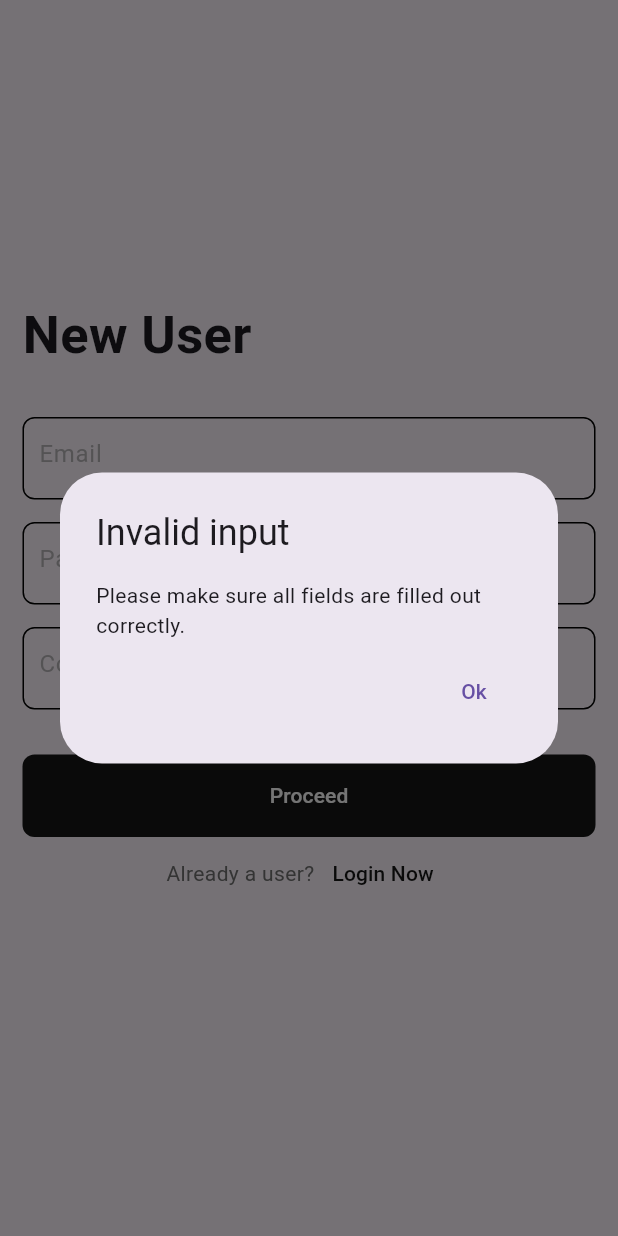
After one commit to LavenderBridge/Expensio_v2, a Flutter app: the NewRegistrationPage screen opened by its route, after a tap on "Proceed", on a phone screen of 412 x 824 dp. The commit adds this screen. Run offline on Flutter 3.47's test engine with Material 3 defaults, Android fonts, the phone set to English and light mode, and no system bars; our stand-ins replace firebase_auth, firebase_core, fl_chart, get, stylish_bottom_bar; accounts and stored records are empty; network calls fail.

Commit message:
Login and New user functionality working. Need to create new alert dialogs for login page and add validation. Also have to enforce google password length policy while creating new user

```diff
--- a/lib/configs/routes.dart
+++ b/lib/configs/routes.dart
@@ -1,12 +1,14 @@
 import 'package:expensio_v2/pages/all_transactions/AllTransactionsPage.dart';
 import 'package:expensio_v2/pages/home_page/MyHomePage.dart';
 import 'package:expensio_v2/pages/login_page/LoginPage.dart';
+import 'package:expensio_v2/pages/login_page/NewRegistrationPage.dart';
 import 'package:get/get_navigation/src/routes/get_route.dart';
 
 List<GetPage> GetPages = [
         GetPage(name: '/login', page: () => LoginPage()),
         GetPage(name: '/', page: () => const MyHomePage()),
         GetPage(name: '/second', page: () => const AllTransactions()),
+        GetPage(name: '/register', page: () => NewRegistrationPage())
         // GetPage(name: '/third', page: () => Third()),
         // GetPage(name: "/fourth", page: () => Fourth()),
       ];
--- a/lib/firebase/firebase_functions.dart
+++ b/lib/firebase/firebase_functions.dart
@@ -1,17 +1,28 @@
 import 'package:firebase_auth/firebase_auth.dart';
+import 'package:get/get.dart';
+import 'package:get/get_state_manager/src/simple/list_notifier.dart';
 
 class FirebaseFunctions {
+  final FirebaseAuth _auth = FirebaseAuth.instance;
+  User? get currentUser => _auth.currentUser;
+
+  // Stream<User?> get authStateChanges => _auth.authStateChanges();
 
   Future<void> email_signin(String emailAddress, String password) async {
-    try {
-      final credential = await FirebaseAuth.instance
-          .signInWithEmailAndPassword(email: emailAddress, password: password);
-    } on FirebaseAuthException catch (e) {
-      if (e.code == 'user-not-found') {
-        print('No user found for that email.');
-      } else if (e.code == 'wrong-password') {
-        print('Wrong password provided for that user.');
-      }
-    }
+    await _auth
+        .signInWithEmailAndPassword(email: emailAddress, password: password)
+        .then((value) {
+      Get.offAllNamed('/all');
+    });
+  }
+
+  Future<void> new_user(String emailAddress, String password) async {
+    await _auth
+        .createUserWithEmailAndPassword(email: emailAddress, password: password);
+        // .then((value) {email_signin(emailAddress, password);});
+  }
+
+  Future<void> signOut() async {
+    await _auth.signOut();
   }
 }
--- /dev/null
+++ b/lib/pages/login_page/NewRegistrationPage.dart
@@ -0,0 +1,249 @@
+import 'package:expensio_v2/configs/general_configs.dart';
+import 'package:expensio_v2/firebase/firebase_functions.dart';
+import 'package:flutter/material.dart';
+import 'package:get/get.dart';
+import 'package:get/get_core/src/get_main.dart';
+
+class NewRegistrationPage extends StatelessWidget {
+  final TextEditingController _emailController = new TextEditingController();
+  final TextEditingController _passwordController = new TextEditingController();
+  final TextEditingController _passwordConfirmController =
+      new TextEditingController();
+
+  NewRegistrationPage({super.key});
+
+  bool validate_inputs() {
+    bool validEmail = RegExp(r'^(([^<>()[\]\\.,;:\s@\"]+(\.[^<>()[\]\\.,;:\s@\"]+)*)|(\".+\"))@((\[[0-9]{1,3}\.[0-9]{1,3}\.[0-9]{1,3}\.[0-9]{1,3}\])|(([a-zA-Z\-0-9]+\.)+[a-zA-Z]{2,}))$').hasMatch(_emailController.text);
+    return (!(_emailController.text == "" && _passwordController.text == "") && validEmail);
+  }
+
+  @override
+  Widget build(BuildContext context) {
+    return Scaffold(
+      resizeToAvoidBottomInset: true,
+      body: SafeArea(
+          child: Padding(
+        padding: const EdgeInsets.symmetric(horizontal: 15),
+        child: Column(
+          mainAxisAlignment: MainAxisAlignment.center,
+          crossAxisAlignment: CrossAxisAlignment.start,
+          children: [
+            const Text(
+              "New User",
+              style: TextStyle(
+                fontSize: 35,
+                fontWeight: FontWeight.bold,
+              ),
+            ),
+            SizedBox(
+              height: 30,
+            ),
+            Container(
+              width: Get.width,
+              height: 55,
+              decoration: BoxDecoration(
+                  color: Colors.transparent,
+                  border: Border.all(color: Colors.black),
+                  borderRadius: BorderRadius.circular(8)),
+              child: Padding(
+                padding: const EdgeInsets.symmetric(horizontal: 10.0),
+                child: TextField(
+                  controller: _emailController,
+                  decoration: InputDecoration(
+                    border: InputBorder.none,
+                    hintText: "Email",
+                    hintStyle: TextStyle(
+                        color: ConfigClass.textLightGrey.withOpacity(0.5)),
+                  ),
+                ),
+              ),
+            ),
+            const SizedBox(
+              height: 15,
+            ),
+            Container(
+              width: Get.width,
+              height: 55,
+              decoration: BoxDecoration(
+                  color: Colors.transparent,
+                  border: Border.all(color: Colors.black),
+                  borderRadius: BorderRadius.circular(8)),
+              child: Padding(
+                padding: const EdgeInsets.symmetric(horizontal: 10.0),
+                child: TextField(
+                  controller: _passwordController,
+                  decoration: InputDecoration(
+                    border: InputBorder.none,
+                    hintText: "Password",
+                    hintStyle: TextStyle(
+                        color: ConfigClass.textLightGrey.withOpacity(0.5)),
+                  ),
+                  obscureText: true,
+                ),
+              ),
+            ),
+            const SizedBox(
+              height: 15,
+            ),
+            Container(
+              width: Get.width,
+              height: 55,
+              decoration: BoxDecoration(
+                  color: Colors.transparent,
+                  border: Border.all(color: Colors.black),
+                  borderRadius: BorderRadius.circular(8)),
+              child: Padding(
+                padding: const EdgeInsets.symmetric(horizontal: 10.0),
+                child: TextField(
+                  controller: _passwordConfirmController,
+                  decoration: InputDecoration(
+                    border: InputBorder.none,
+                    hintText: "Confirm Password",
+                    hintStyle: TextStyle(
+                        color: ConfigClass.textLightGrey.withOpacity(0.5)),
+                  ),
+                  obscureText: true,
+                ),
+              ),
+            ),
+            const SizedBox(
+              height: 30,
+            ),
+            Container(
+              width: Get.width,
+              height: 55,
+              decoration: BoxDecoration(
+                  color: ConfigClass.greyColor,
+                  borderRadius: BorderRadius.circular(8)),
+              child: TextButton(
+                onPressed: () {
+                  if (validate_inputs() &&
+                      _passwordController.text ==
+                          _passwordConfirmController.text) {
+                    FirebaseFunctions()
+                        .new_user(_emailController.text,
+                            _passwordConfirmController.text)
+                        .whenComplete(
+                      () {
+                        showDialog(
+                          context: context,
+                          builder: (context) {
+                            return AlertDialog(
+                              title: Text("New user successfully created"),
+                              content: Column(
+                                mainAxisAlignment: MainAxisAlignment.center,
+                                mainAxisSize: MainAxisSize.min,
+                                children: [
+                                  Text(
+                                      "You can login now. Navigating to the login screen"),
+                                  SizedBox(
+                                    height: 10,
+                                  ),
+                                  Row(
+                                    mainAxisAlignment: MainAxisAlignment.end,
+                                    children: [
+                                      TextButton(
+                                          onPressed: () => Get.offAllNamed('/login'),
+                                          child: Text("Ok"))
+                                    ],
+                                  )
+                                ],
+                              ),
+                            );
+                          },
+                        );
+                      },
+                    );
+                  } else if (!validate_inputs()) {
+                    showDialog(
+                      context: context,
+                      builder: (context) {
+                        return AlertDialog(
+                          title: Text("Invalid input"),
+                          content: Column(
+                            mainAxisAlignment: MainAxisAlignment.center,
+                            mainAxisSize: MainAxisSize.min,
+                            children: [
+                              Text(
+                                  "Please make sure all fields are filled out correctly."),
+                              SizedBox(
+                                height: 10,
+                              ),
+                              Row(
+                                mainAxisAlignment: MainAxisAlignment.end,
+                                children: [
+                                  TextButton(
+                                      onPressed: () => Get.back(),
+                                      child: Text("Ok"))
+                                ],
+                              )
+                            ],
+                          ),
+                        );
+                      },
+                    );
+                  } else if (_passwordController.text !=
+                      _passwordConfirmController.text) {
+                    showDialog(
+                      context: context,
+                      builder: (context) {
+                        return AlertDialog(
+                          title: Text("Passwords do not match!"),
+                          content: Column(
+                            mainAxisAlignment: MainAxisAlignment.center,
+                            mainAxisSize: MainAxisSize.min,
+                            children: [
+                              Text(
+                                  "Confirmed password does not match. Please check your inputs and try again"),
+                              SizedBox(
+                                height: 10,
+                              ),
+                              Row(
+                                mainAxisAlignment: MainAxisAlignment.end,
+                                children: [
+                                  TextButton(
+                                      onPressed: () => Get.back(),
+                                      child: Text("Ok"))
+                                ],
+                              )
+                            ],
+                          ),
+                        );
+                      },
+                    );
+                  }
+                },
+                // onPressed: () => Get.toNamed('/all'),
+                child: Text(
+                  "Proceed",
+                  style: TextStyle(color: ConfigClass.textWhite),
+                ),
+              ),
+            ),
+            Row(
+              mainAxisAlignment: MainAxisAlignment.center,
+              children: [
+                Text("Already a user?",
+                    style: TextStyle(
+                      color: ConfigClass.textLightGrey,
+                    )),
+                TextButton(
+                  onPressed: () => Get.back(),
+                  child: Text(
+                    "Login Now",
+                    style: TextStyle(
+                      color: ConfigClass.greyColor,
+                    ),
+                  ),
+                ),
+              ],
+            ),
+            SizedBox(
+              height: 20,
+            ),
+          ],
+        ),
+      )),
+    );
+  }
+}
```
Also changed, not shown: lib/main.dart (+10 -2 lines), lib/pages/login_page/LoginPage.dart (+30 -9 lines), lib/widgets/NavDrawer.dart (+37 -6 lines), 2 other files.
